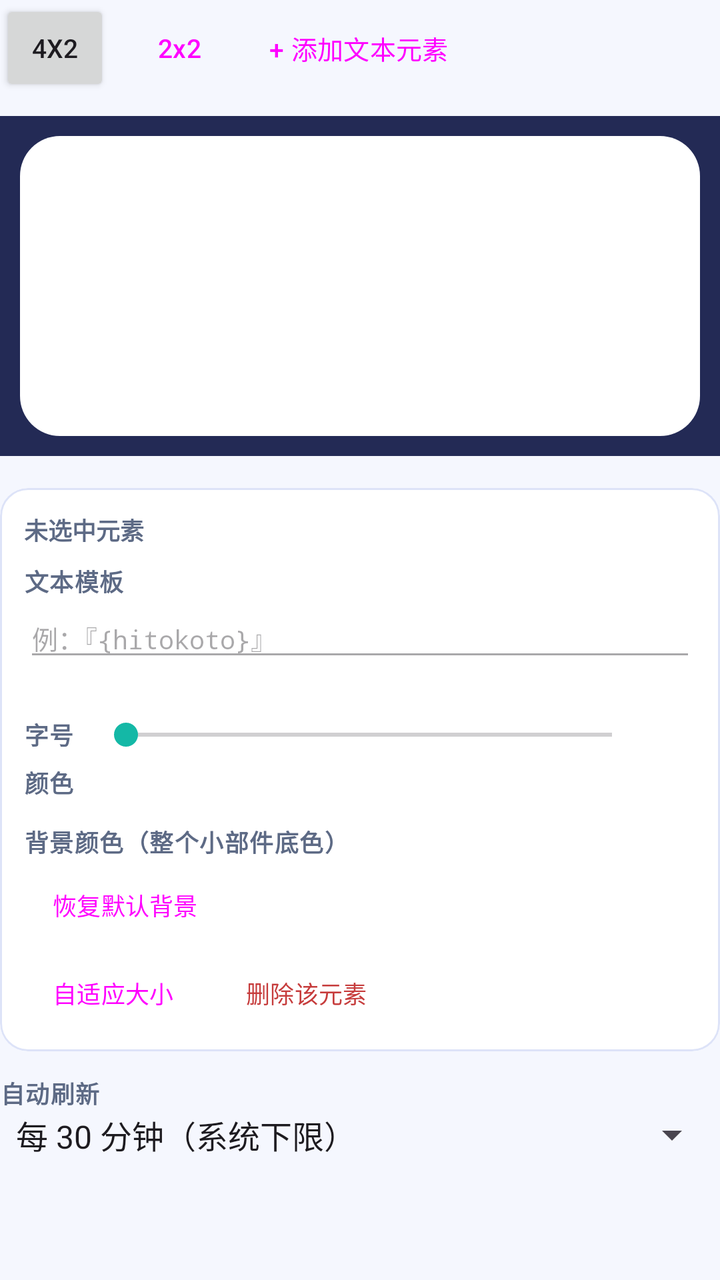
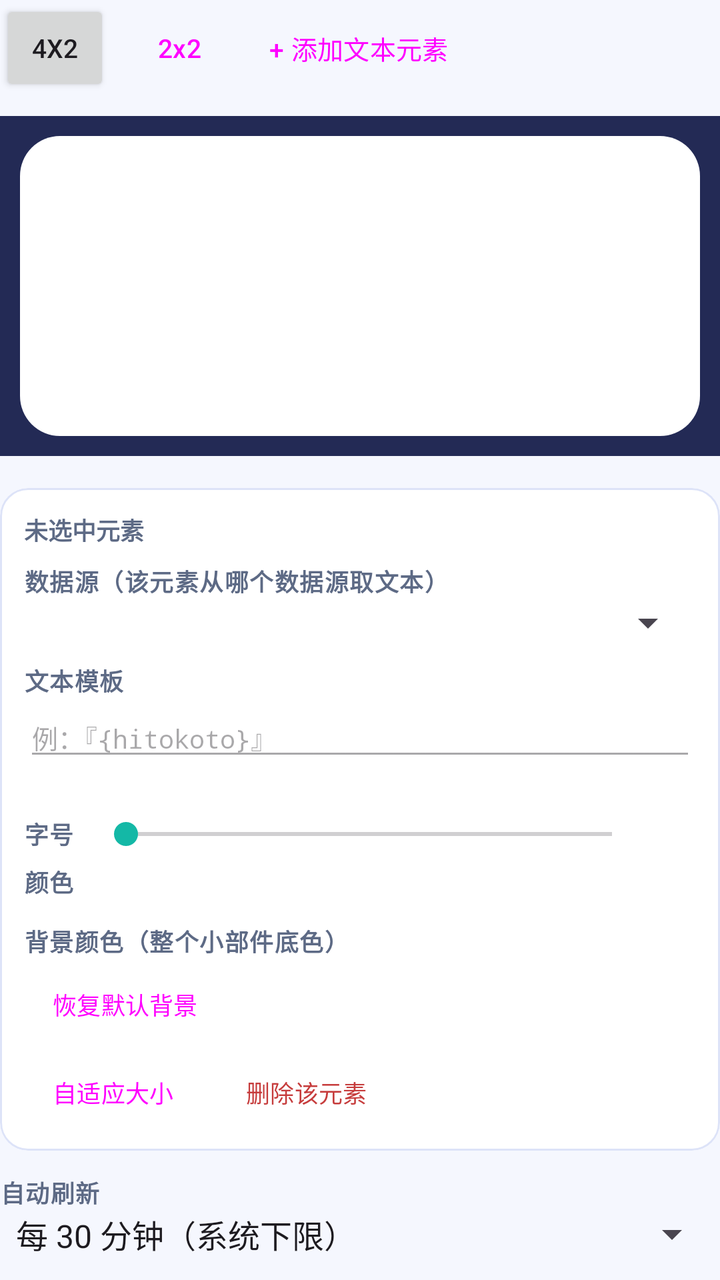

An Android layout rendered at two revisions. The XML below is the earlier revision; the diff shows what the commit changed to produce the second picture.
<!-- AndroidManifest.xml: application theme Theme.WidgetFlow -->
<!-- res/layout/step4_editor.xml -->
<?xml version="1.0" encoding="utf-8"?>
<LinearLayout xmlns:android="http://schemas.android.com/apk/res/android"
    xmlns:app="http://schemas.android.com/apk/res-auto"
    android:layout_width="match_parent"
    android:layout_height="wrap_content"
    android:orientation="vertical">

    <LinearLayout
        android:layout_width="match_parent"
        android:layout_height="wrap_content"
        android:gravity="center_vertical"
        android:orientation="horizontal">

        <Button
            android:id="@+id/btn_size_4x2"
            android:layout_width="wrap_content"
            android:layout_height="wrap_content"
            android:minWidth="0dp"
            android:paddingLeft="16dp"
            android:paddingRight="16dp"
            android:text="@string/size_4x2"
            android:textSize="13sp" />

        <Button
            android:id="@+id/btn_size_2x2"
            style="@style/Widget.Material3.Button.OutlinedButton"
            android:layout_width="wrap_content"
            android:layout_height="wrap_content"
            android:layout_marginLeft="8dp"
            android:minWidth="0dp"
            android:paddingLeft="16dp"
            android:paddingRight="16dp"
            android:text="@string/size_2x2"
            android:textSize="13sp" />

        <Button
            android:id="@+id/btn_add_element"
            style="@style/Widget.Material3.Button.TextButton"
            android:layout_width="wrap_content"
            android:layout_height="wrap_content"
            android:layout_marginLeft="6dp"
            android:text="@string/add_element"
            android:textSize="13sp" />
    </LinearLayout>

    <FrameLayout
        android:id="@+id/canvas_wrap"
        android:layout_width="match_parent"
        android:layout_height="wrap_content"
        android:layout_marginTop="10dp"
        android:background="@color/canvas_wrap"
        android:padding="10dp">

        <FrameLayout
            android:id="@+id/canvas"
            android:layout_width="match_parent"
            android:layout_height="150dp"
            android:layout_gravity="center_horizontal"
            android:background="@drawable/widget_bg" />
    </FrameLayout>

    <HorizontalScrollView
        android:layout_width="match_parent"
        android:layout_height="wrap_content"
        android:layout_marginTop="8dp"
        android:scrollbars="none">

        <LinearLayout
            android:id="@+id/box_chips"
            android:layout_width="wrap_content"
            android:layout_height="wrap_content"
            android:orientation="horizontal" />
    </HorizontalScrollView>

    <com.google.android.material.card.MaterialCardView
        android:layout_width="match_parent"
        android:layout_height="wrap_content"
        android:layout_marginTop="8dp"
        app:cardBackgroundColor="@color/surface"
        app:cardCornerRadius="14dp"
        app:strokeColor="@color/rule"
        app:strokeWidth="1dp">

        <LinearLayout
            android:layout_width="match_parent"
            android:layout_height="wrap_content"
            android:orientation="vertical"
            android:padding="12dp">

            <TextView
                android:id="@+id/prop_name"
                android:layout_width="match_parent"
                android:layout_height="wrap_content"
                android:text="未选中元素"
                android:textColor="@color/muted"
                android:textSize="12sp"
                android:textStyle="bold" />

            <TextView
                style="@style/TextAppearance.Label"
                android:layout_width="match_parent"
                android:layout_height="wrap_content"
                android:layout_marginTop="8dp"
                android:text="@string/label_template" />

            <EditText
                android:id="@+id/inp_template"
                android:layout_width="match_parent"
                android:layout_height="wrap_content"
                android:enabled="false"
                android:fontFamily="monospace"
                android:hint="例：『{hitokoto}』"
                android:inputType="text"
                android:textSize="13sp" />

            <TextView
                android:id="@+id/prop_aliases"
                android:layout_width="match_parent"
                android:layout_height="wrap_content"
                android:textColor="@color/muted"
                android:textSize="11sp" />

            <LinearLayout
                android:layout_width="match_parent"
                android:layout_height="wrap_content"
                android:layout_marginTop="8dp"
                android:gravity="center_vertical"
                android:orientation="horizontal">

                <TextView
                    style="@style/TextAppearance.Label"
                    android:layout_width="wrap_content"
                    android:layout_height="wrap_content"
                    android:text="@string/label_font_size" />

                <SeekBar
                    android:id="@+id/seek_font"
                    android:layout_width="0dp"
                    android:layout_height="wrap_content"
                    android:layout_marginLeft="10dp"
                    android:layout_weight="1"
                    android:enabled="false"
                    android:max="9"
                    android:min="0" />

                <TextView
                    android:id="@+id/font_value"
                    android:layout_width="26dp"
                    android:layout_height="wrap_content"
                    android:fontFamily="monospace"
                    android:gravity="center"
                    android:textColor="@color/accent"
                    android:textSize="12sp" />
            </LinearLayout>

            <TextView
                style="@style/TextAppearance.Label"
                android:layout_width="match_parent"
                android:layout_height="wrap_content"
                android:layout_marginTop="6dp"
                android:text="@string/label_color" />

            <LinearLayout
                android:id="@+id/box_colors"
                android:layout_width="match_parent"
                android:layout_height="wrap_content"
                android:orientation="horizontal" />

            <TextView
                style="@style/TextAppearance.Label"
                android:layout_width="match_parent"
                android:layout_height="wrap_content"
                android:layout_marginTop="12dp"
                android:text="@string/label_bg_color" />

            <HorizontalScrollView
                android:layout_width="match_parent"
                android:layout_height="wrap_content"
                android:scrollbars="none">

                <LinearLayout
                    android:id="@+id/box_bg_colors"
                    android:layout_width="wrap_content"
                    android:layout_height="wrap_content"
                    android:orientation="horizontal" />
            </HorizontalScrollView>

            <Button
                android:id="@+id/btn_bg_default"
                style="@style/Widget.Material3.Button.OutlinedButton.Small"
                android:layout_width="wrap_content"
                android:layout_height="wrap_content"
                android:layout_marginTop="6dp"
                android:text="@string/btn_bg_default" />

            <LinearLayout
                android:layout_width="match_parent"
                android:layout_height="wrap_content"
                android:layout_marginTop="10dp"
                android:gravity="center_vertical"
                android:orientation="horizontal">

                <Button
                    android:id="@+id/btn_reset_size"
                    style="@style/Widget.Material3.Button.OutlinedButton.Small"
                    android:layout_width="wrap_content"
                    android:layout_height="wrap_content"
                    android:layout_marginRight="8dp"
                    android:text="@string/btn_reset_size" />

                <Button
                    android:id="@+id/btn_delete_element"
                    style="@style/Widget.Material3.Button.OutlinedButton.Small"
                    android:layout_width="wrap_content"
                    android:layout_height="wrap_content"
                    android:enabled="false"
                    android:text="@string/btn_delete_element"
                    android:textColor="@color/err" />
            </LinearLayout>
        </LinearLayout>
    </com.google.android.material.card.MaterialCardView>

    <TextView
        style="@style/TextAppearance.Label"
        android:layout_width="match_parent"
        android:layout_height="wrap_content"
        android:layout_marginTop="12dp"
        android:text="@string/label_refresh" />

    <Spinner
        android:id="@+id/spin_refresh"
        android:layout_width="match_parent"
        android:layout_height="wrap_content"
        android:entries="@array/refresh_options" />
</LinearLayout>
<!-- resources referenced by this layout -->
<resources>
  <string-array name="refresh_options">
          <item>每 30 分钟（系统下限）</item>
          <item>每 1 小时</item>
          <item>每 6 小时</item>
          <item>每天 8:00</item>
      </string-array>
  <color name="accent">#4F63F5</color>
  <color name="canvas_wrap">#232A55</color>
  <color name="err">#C63C3C</color>
  <color name="muted">#5D6A85</color>
  <color name="rule">#DDE3F8</color>
  <color name="surface">#FFFFFF</color>
  <!-- drawable widget_bg (drawable) -->
  <?xml version="1.0" encoding="utf-8"?>
  <shape xmlns:android="http://schemas.android.com/apk/res/android" android:shape="rectangle">
      <solid android:color="@color/widget_bg_color" />
      <corners android:radius="20dp" />
  </shape>
  <string name="add_element">+ 添加文本元素</string>
  <string name="btn_bg_default">恢复默认背景</string>
  <string name="btn_delete_element">删除该元素</string>
  <string name="btn_reset_size">自适应大小</string>
  <string name="label_bg_color">背景颜色（整个小部件底色）</string>
  <string name="label_color">颜色</string>
  <string name="label_font_size">字号</string>
  <string name="label_refresh">自动刷新</string>
  <string name="label_template">文本模板</string>
  <string name="size_2x2">2x2</string>
  <string name="size_4x2">4x2</string>
  <style name="TextAppearance.Label" parent="TextAppearance.Material3.LabelMedium">
          <item name="android:textColor">@color/muted</item>
          <item name="android:textSize">12sp</item>
          <item name="android:textStyle">bold</item>
      </style>
  <style name="Widget.Material3.Button.OutlinedButton.Small" parent="Widget.Material3.Button.OutlinedButton">
          <item name="android:textSize">12sp</item>
          <item name="android:minHeight">34dp</item>
          <item name="android:paddingLeft">14dp</item>
          <item name="android:paddingRight">14dp</item>
      </style>
  <style name="Theme.WidgetFlow" parent="Theme.Material3.Light.NoActionBar">
          <item name="colorPrimary">@color/accent</item>
          <item name="colorOnPrimary">#FFFFFF</item>
          <item name="colorPrimaryContainer">@color/accent_light</item>
          <item name="colorOnPrimaryContainer">@color/accent</item>
          <item name="colorSecondary">@color/accent2</item>
          <item name="colorSecondaryContainer">#D9F5F1</item>
          <item name="colorOnSecondaryContainer">#0B5F56</item>
          <item name="android:colorBackground">@color/bg</item>
          <item name="colorSurface">@color/surface</item>
          <item name="colorOnSurface">@color/ink</item>
      </style>
  <color name="widget_bg_color">#FFFFFF</color>
  <color name="accent_light">#E9EDFE</color>
  <color name="accent2">#14B8A6</color>
  <color name="bg">#F5F7FE</color>
  <color name="ink">#18203A</color>
</resources>

<!-- the commit's change to res/layout/step4_editor.xml (unified diff, before → after) -->
@@ -101,6 +101,18 @@
                 android:layout_width="match_parent"
                 android:layout_height="wrap_content"
                 android:layout_marginTop="8dp"
+                android:text="@string/label_element_source" />
+
+            <Spinner
+                android:id="@+id/spin_source"
+                android:layout_width="match_parent"
+                android:layout_height="wrap_content" />
+
+            <TextView
+                style="@style/TextAppearance.Label"
+                android:layout_width="match_parent"
+                android:layout_height="wrap_content"
+                android:layout_marginTop="8dp"
                 android:text="@string/label_template" />
 
             <EditText
<!-- resource entries referenced after the edit -->
@@ -24,6 +24,7 @@
   <string name="btn_reset_size">自适应大小</string>
   <string name="label_bg_color">背景颜色（整个小部件底色）</string>
   <string name="label_color">颜色</string>
+  <string name="label_element_source">数据源（该元素从哪个数据源取文本）</string>
   <string name="label_font_size">字号</string>
   <string name="label_refresh">自动刷新</string>
   <string name="label_template">文本模板</string>
